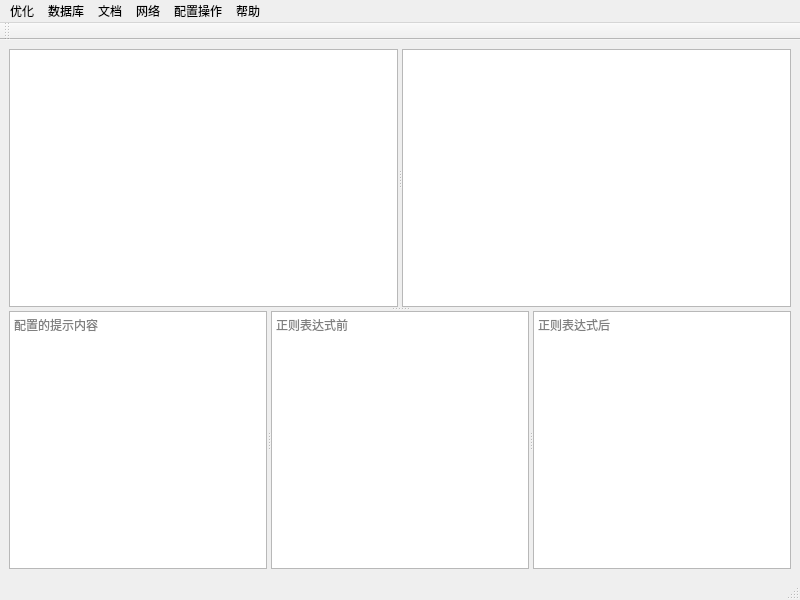
Old version of the form codesets/mainwindow.ui in the repository weilaidb/codetools.
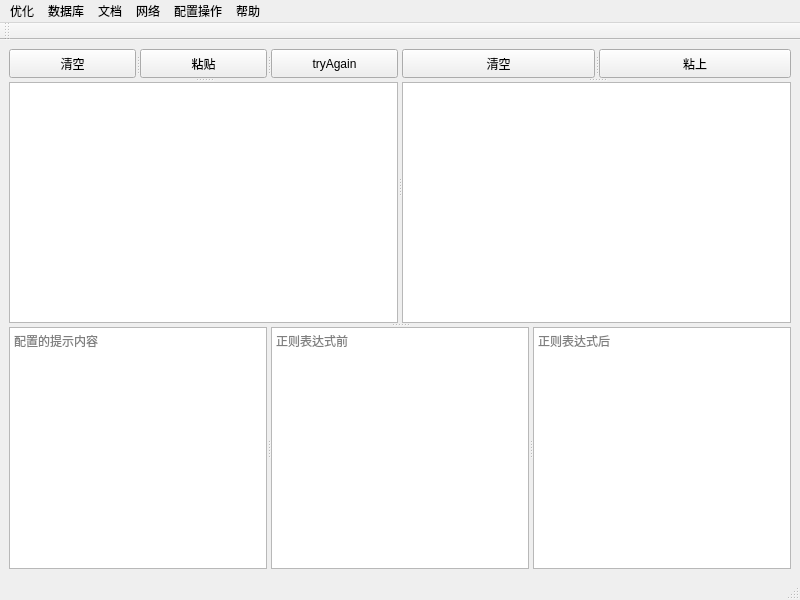
New version of the form. Icons and pictures are not drawn.

Commit message: 添加方便按钮

```diff
--- a/codesets/mainwindow.ui
+++ b/codesets/mainwindow.ui
@@ -20,27 +20,112 @@
   <widget class="QWidget" name="centralwidget">
    <layout class="QGridLayout" name="gridLayout">
     <item row="0" column="0">
-     <widget class="QSplitter" name="splitter_3">
+     <widget class="QSplitter" name="splitter_10">
       <property name="orientation">
        <enum>Qt::Vertical</enum>
       </property>
-      <widget class="QSplitter" name="splitter">
+      <widget class="QSplitter" name="splitter_9">
        <property name="orientation">
         <enum>Qt::Horizontal</enum>
        </property>
-       <widget class="QTextEdit" name="textEdit">
-        <property name="html">
-         <string>&lt;!DOCTYPE HTML PUBLIC &quot;-//W3C//DTD HTML 4.0//EN&quot; &quot;http://www.w3.org/TR/REC-html40/strict.dtd&quot;&gt;
+       <widget class="QSplitter" name="splitter_3">
+        <property name="orientation">
+         <enum>Qt::Vertical</enum>
+        </property>
+        <widget class="QSplitter" name="splitter">
+         <property name="orientation">
+          <enum>Qt::Horizontal</enum>
+         </property>
+         <widget class="QSplitter" name="splitter_7">
+          <property name="orientation">
+           <enum>Qt::Horizontal</enum>
+          </property>
+          <widget class="QSplitter" name="splitter_8">
+           <property name="orientation">
+            <enum>Qt::Horizontal</enum>
+           </property>
+           <widget class="QPushButton" name="pushButton">
+            <property name="maximumSize">
+             <size>
+              <width>16777215</width>
+              <height>29</height>
+             </size>
+            </property>
+            <property name="text">
+             <string>清空</string>
+            </property>
+           </widget>
+           <widget class="QPushButton" name="pushButton_2">
+            <property name="maximumSize">
+             <size>
+              <width>16777215</width>
+              <height>29</height>
+             </size>
+            </property>
+            <property name="text">
+             <string>粘贴</string>
+            </property>
+           </widget>
+           <widget class="QPushButton" name="pushButton_3">
+            <property name="maximumSize">
+             <size>
+              <width>16777215</width>
+              <height>29</height>
+             </size>
+            </property>
+            <property name="text">
+             <string>tryAgain</string>
+            </property>
+           </widget>
+          </widget>
+         </widget>
+        </widget>
+        <widget class="QTextEdit" name="textEdit">
+         <property name="html">
+          <string>&lt;!DOCTYPE HTML PUBLIC &quot;-//W3C//DTD HTML 4.0//EN&quot; &quot;http://www.w3.org/TR/REC-html40/strict.dtd&quot;&gt;
 &lt;html&gt;&lt;head&gt;&lt;meta name=&quot;qrichtext&quot; content=&quot;1&quot; /&gt;&lt;style type=&quot;text/css&quot;&gt;
 p, li { white-space: pre-wrap; }
 &lt;/style&gt;&lt;/head&gt;&lt;body style=&quot; font-family:'SimSun'; font-size:9pt; font-weight:400; font-style:normal;&quot;&gt;
 &lt;p style=&quot;-qt-paragraph-type:empty; margin-top:0px; margin-bottom:0px; margin-left:0px; margin-right:0px; -qt-block-indent:0; text-indent:0px;&quot;&gt;&lt;br /&gt;&lt;/p&gt;&lt;/body&gt;&lt;/html&gt;</string>
+         </property>
+         <property name="acceptRichText">
+          <bool>false</bool>
+         </property>
+        </widget>
+       </widget>
+       <widget class="QSplitter" name="splitter_6">
+        <property name="orientation">
+         <enum>Qt::Vertical</enum>
         </property>
-        <property name="acceptRichText">
-         <bool>false</bool>
-        </property>
+        <widget class="QSplitter" name="splitter_4">
+         <property name="orientation">
+          <enum>Qt::Horizontal</enum>
+         </property>
+         <widget class="QPushButton" name="pushButton_8">
+          <property name="maximumSize">
+           <size>
+            <width>16777215</width>
+            <height>29</height>
+           </size>
+          </property>
+          <property name="text">
+           <string>清空</string>
+          </property>
+         </widget>
+         <widget class="QPushButton" name="pushButton_7">
+          <property name="maximumSize">
+           <size>
+            <width>16777215</width>
+            <height>29</height>
+           </size>
+          </property>
+          <property name="text">
+           <string>粘上</string>
+          </property>
+         </widget>
+        </widget>
+        <widget class="QTextBrowser" name="textBrowser"/>
        </widget>
-       <widget class="QTextBrowser" name="textBrowser"/>
       </widget>
       <widget class="QSplitter" name="splitter_2">
        <property name="orientation">
```
